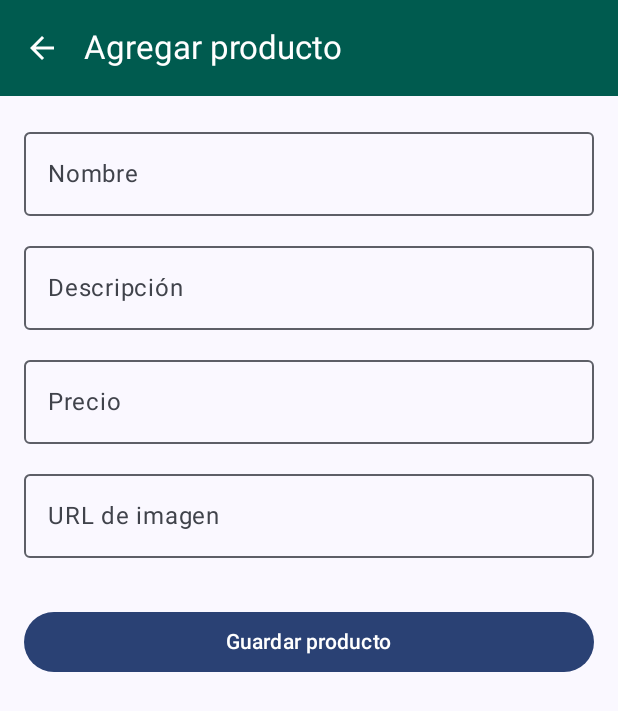
After one commit to isbmoreno-creator/MasterMartini_Grupo2, an Android app built with Jetpack Compose: the AddProductScreen screen opened through its navigation route, on a phone screen of 412 x 824 dp. The commit adds this screen. Shown: the top 711 px of the screen. Run offline under Robolectric (Android 15) with nearby library versions, the phone set to English and light mode, and no system bars.

Commit message:
Integra API externa de productos con CRUD

```diff
--- a/app/build.gradle.kts
+++ b/app/build.gradle.kts
@@ -57,4 +57,5 @@ dependencies {
     implementation(libs.androidx.compose.material.icons.extended)
     implementation("com.squareup.retrofit2:retrofit:3.0.0")
     implementation("com.squareup.retrofit2:converter-gson:3.0.0")
+    implementation("io.coil-kt:coil-compose:2.7.0")
 }
--- /dev/null
+++ b/app/src/main/java/com/example/mastermartini_grupo2/api/ProductApi.kt
@@ -0,0 +1,34 @@
+package com.example.mastermartini_grupo2.api
+
+import com.example.mastermartini_grupo2.model.Product
+import com.example.mastermartini_grupo2.model.ProductResponse
+import retrofit2.http.Body
+import retrofit2.http.DELETE
+import retrofit2.http.GET
+import retrofit2.http.POST
+import retrofit2.http.PUT
+import retrofit2.http.Path
+import retrofit2.http.Query
+interface ProductApi {
+
+    @GET("products")
+    suspend fun getProducts(
+        @Query("limit") limit: Int = 10
+    ): ProductResponse
+
+    @POST("products/add")
+    suspend fun addProduct(
+        @Body product: Product
+    ): Product
+
+    @PUT("products/{id}")
+    suspend fun updateProduct(
+        @Path("id") id: Int,
+        @Body product: Product
+    ): Product
+
+    @DELETE("products/{id}")
+    suspend fun deleteProduct(
+        @Path("id") id: Int
+    ): Product
+}
--- /dev/null
+++ b/app/src/main/java/com/example/mastermartini_grupo2/repository/ProductRepository.kt
@@ -0,0 +1,28 @@
+package com.example.mastermartini_grupo2.repository
+
+import com.example.mastermartini_grupo2.api.ProductApi
+import com.example.mastermartini_grupo2.api.RetrofitInstance
+import com.example.mastermartini_grupo2.model.Product
+import com.example.mastermartini_grupo2.model.ProductResponse
+
+class ProductRepository {
+
+    private val api = RetrofitInstance.retrofit.create(ProductApi::class.java)
+
+    suspend fun getProducts(): ProductResponse {
+        return api.getProducts(10)
+    }
+
+    suspend fun addProduct(product: Product): Product {
+        return api.addProduct(product)
+    }
+
+    suspend fun updateProduct(id: Int, product: Product): Product {
+        return api.updateProduct(id, product)
+    }
+
+
+    suspend fun deleteProduct(id: Int): Product {
+        return api.deleteProduct(id)
+    }
+}
--- /dev/null
+++ b/app/src/main/java/com/example/mastermartini_grupo2/ui/screens/recipes/AddProductScreen.kt
@@ -0,0 +1,153 @@
+package com.example.mastermartini_grupo2.ui.screens.recipes
+
+import androidx.compose.foundation.layout.Arrangement
+import androidx.compose.foundation.layout.Column
+import androidx.compose.foundation.layout.Spacer
+import androidx.compose.foundation.layout.fillMaxSize
+import androidx.compose.foundation.layout.fillMaxWidth
+import androidx.compose.foundation.layout.height
+import androidx.compose.foundation.layout.padding
+import androidx.compose.material.icons.Icons
+import androidx.compose.material.icons.automirrored.filled.ArrowBack
+import androidx.compose.material3.Button
+import androidx.compose.material3.Icon
+import androidx.compose.material3.IconButton
+import androidx.compose.material3.OutlinedTextField
+import androidx.compose.material3.Scaffold
+import androidx.compose.material3.Text
+import androidx.compose.material3.TopAppBar
+import androidx.compose.material3.TopAppBarDefaults
+import androidx.compose.runtime.Composable
+import androidx.compose.runtime.getValue
+import androidx.compose.runtime.mutableStateOf
+import androidx.compose.runtime.remember
+import androidx.compose.runtime.setValue
+import androidx.compose.ui.Modifier
+import androidx.compose.ui.graphics.Color
+import androidx.compose.ui.unit.dp
+import com.example.mastermartini_grupo2.ui.theme.VerdeMasterMartini
+
+@OptIn(androidx.compose.material3.ExperimentalMaterial3Api::class)
+@Composable
+fun AddProductScreen(
+    onBackClick: () -> Unit,
+    onAddProduct: (
+        String,
+        String,
+        Double,
+        String
+    ) -> Unit
+) {
+
+    var name by remember { mutableStateOf("") }
+    var description by remember { mutableStateOf("") }
+    var price by remember { mutableStateOf("") }
+    var image by remember { mutableStateOf("") }
+
+    Scaffold(
+        topBar = {
+            TopAppBar(
+                title = {
+                    Text("Agregar producto")
+                },
+                navigationIcon = {
+                    IconButton(
+                        onClick = onBackClick
+                    ) {
+                        Icon(
+                            imageVector = Icons.AutoMirrored.Filled.ArrowBack,
+                            contentDescription = "Volver",
+                            tint = Color.White
+                        )
+                    }
+                },
+                colors = TopAppBarDefaults.topAppBarColors(
+                    containerColor = VerdeMasterMartini,
+                    titleContentColor = Color.White
+                )
+            )
+        }
+    ) { padding ->
+
+        Column(
+            modifier = Modifier
+                .fillMaxSize()
+                .padding(padding)
+                .padding(16.dp),
+            verticalArrangement = Arrangement.spacedBy(12.dp)
+        ) {
+
+            OutlinedTextField(
+                value = name,
+                onValueChange = {
+                    name = it
+                },
+                label = {
+                    Text("Nombre")
+                },
+                modifier = Modifier.fillMaxWidth()
+            )
+
+            OutlinedTextField(
+                value = description,
+                onValueChange = {
+                    description = it
+                },
+                label = {
+                    Text("Descripción")
+                },
+                modifier = Modifier.fillMaxWidth()
+            )
+
+            OutlinedTextField(
+                value = price,
+                onValueChange = {
+                    price = it
+                },
+                label = {
+                    Text("Precio")
+                },
+                modifier = Modifier.fillMaxWidth()
+            )
+
+            OutlinedTextField(
+                value = image,
+                onValueChange = {
+                    image = it
+                },
+                label = {
+                    Text("URL de imagen")
+                },
+                modifier = Modifier.fillMaxWidth()
+            )
+
+            Spacer(
+                modifier = Modifier.height(8.dp)
+            )
+
+            Button(
+                onClick = {
+
+                    val priceValue = price.toDoubleOrNull()
+
+                    if (
+                        name.isNotBlank() &&
+                        description.isNotBlank() &&
+                        priceValue != null &&
+                        image.isNotBlank()
+                    ) {
+                        onAddProduct(
+                            name,
+                            description,
+                            priceValue,
+                            image
+                        )
+                    }
+                },
+                modifier = Modifier.fillMaxWidth()
+            ) {
+                Text("Guardar producto")
+            }
+        }
+    }
+}
--- /dev/null
+++ b/app/src/main/java/com/example/mastermartini_grupo2/viewmodel/ProductViewModel.kt
@@ -0,0 +1,133 @@
+package com.example.mastermartini_grupo2.viewmodel
+
+import androidx.lifecycle.ViewModel
+import androidx.lifecycle.viewModelScope
+import com.example.mastermartini_grupo2.model.Product
+import com.example.mastermartini_grupo2.repository.ProductRepository
+import kotlinx.coroutines.flow.MutableStateFlow
+import kotlinx.coroutines.flow.StateFlow
+import kotlinx.coroutines.launch
+import android.util.Log
+
+class ProductViewModel : ViewModel() {
+
+    private val repository = ProductRepository()
+
+    private val _products = MutableStateFlow<List<Product>>(emptyList())
+    val products: StateFlow<List<Product>> = _products
+
+    private val _isLoading = MutableStateFlow(false)
+    val isLoading: StateFlow<Boolean> = _isLoading
+
+    private val _error = MutableStateFlow<String?>(null)
+    val error: StateFlow<String?> = _error
+
+    init {
+        getProducts()
+    }
+    fun getProducts() {
+        if (_products.value.isNotEmpty()) {
+            return
+        }
+
+        viewModelScope.launch {
+
+            _isLoading.value = true
+            _error.value = null
+
+            try {
+
+                val response = repository.getProducts()
+
+                _products.value = response.products
+
+            } catch (e: Exception) {
+
+                _error.value = "Error al cargar los productos"
+
+            } finally {
+
+                _isLoading.value = false
+            }
+        }
+    }
+
+    fun addProduct(
+        product: Product,
+        onSuccess: () -> Unit
+    ) {
+        viewModelScope.launch {
+            try {
+
+                val newProduct = repository.addProduct(product)
+
+                Log.d(
+                    "POST_PRODUCTO",
+                    "PRODUCTO CREADO: $newProduct"
+                )
+
+                onSuccess()
+
+            } catch (e: Exception) {
+
+                Log.e(
+                    "POST_PRODUCTO",
+                    "ERROR: ${e.message}",
+                    e
+                )
+
+                _error.value = "Error al agregar el producto"
+            }
+        }
+    }
+
+    fun updateProduct(id: Int, product: Product) {
+
+        viewModelScope.launch {
+            try {
+
+                val updatedProduct = repository.updateProduct(id, product)
+
+                Log.d(
+                    "PUT_PRODUCTO",
+                    "PRODUCTO ACTUALIZADO: $updatedProduct"
+                )
+
+            } catch (e: Exception) {
+
+                _error.value = "Error al actualizar el producto"
+
+                Log.e(
+                    "PUT_PRODUCTO",
+                    "ERROR: ${e.message}",
+                    e
+                )
+            }
+        }
+    }
+
+
+    fun deleteProduct(id: Int) {
+        viewModelScope.launch {
+            try {
+
+                val deletedProduct = repository.deleteProduct(id)
+
+                Log.d(
+                    "DELETE_PRODUCTO",
+                    "PRODUCTO ELIMINADO: $deletedProduct"
+                )
+
+            } catch (e: Exception) {
+
+                Log.e(
+                    "DELETE_PRODUCTO",
+                    "ERROR: ${e.message}",
+                    e
+                )
+
+                _error.value = "Error al eliminar el producto"
+            }
+        }
+    }
+}
```
Also changed, not shown: app/src/main/java/com/example/mastermartini_grupo2/MainActivity.kt (+67 -5 lines), app/src/main/java/com/example/mastermartini_grupo2/model/Product.kt (+10 -2 lines), app/src/main/java/com/example/mastermartini_grupo2/model/ProductResponse.kt (added, +8 -0 lines), app/src/main/java/com/example/mastermartini_grupo2/ui/screens/recipes/EditProductScreen.kt (added, +146 -0 lines), app/src/main/java/com/example/mastermartini_grupo2/ui/screens/recipes/ProductListScreen.kt (+42 -36 lines), app/src/main/java/com/example/mastermartini_grupo2/ui/theme/components/ProductCard.kt (+32 -8 lines).
